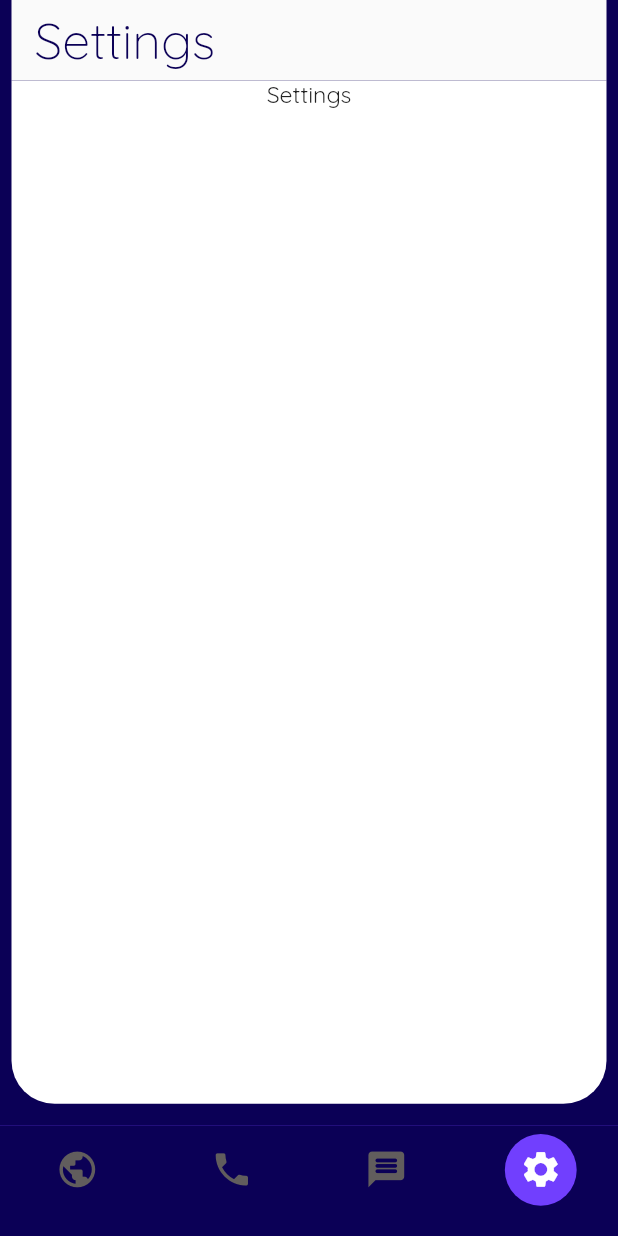
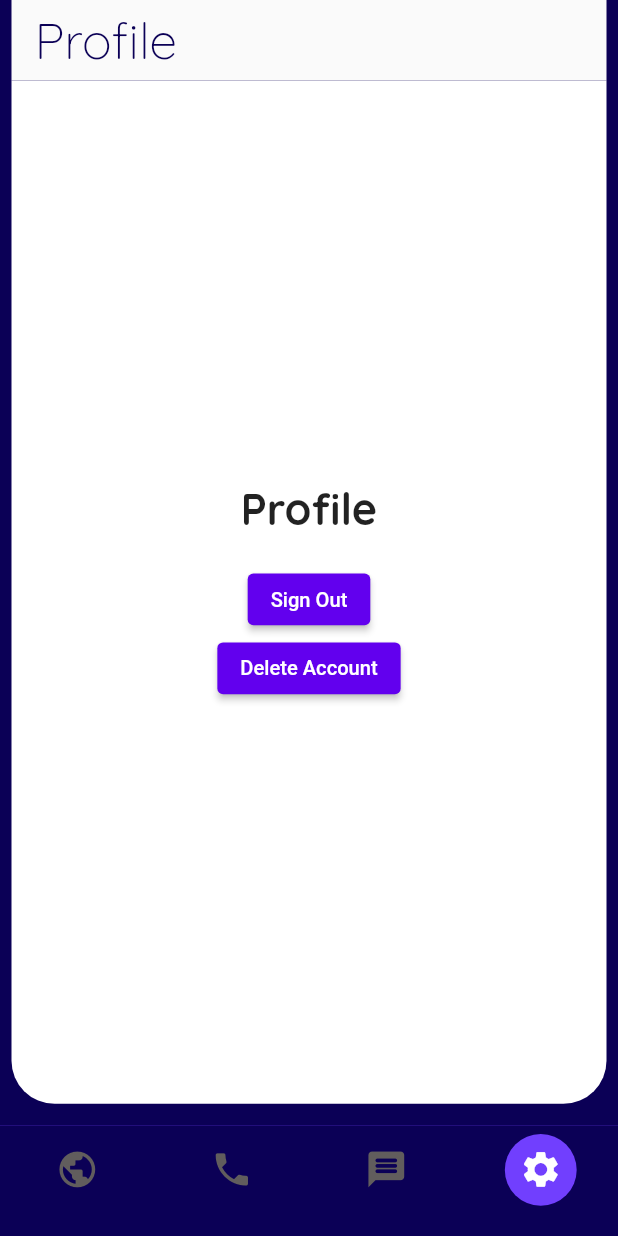
Before and after one commit to mcbryan1/talkchaw, a Flutter app: the BottomNavigation screen opened directly, item 4 of the bottom bar chosen, on a phone screen of 412 x 824 dp. Run offline on Flutter 3.47's test engine with Material 2 defaults, Android fonts, the light colour scheme and no system bars; our stand-ins replace cloud_firestore, firebase_auth, firebase_core, go_router, google_fonts, responsive_framework and 1 more; accounts and stored records are empty.

Commit message:
done with sign up

```diff
--- a/lib/main.dart
+++ b/lib/main.dart
@@ -4,6 +4,7 @@ import 'package:firebase_core/firebase_core.dart';
 import 'package:flutter/material.dart';
 import 'package:go_router/go_router.dart';
 import 'package:responsive_framework/responsive_framework.dart';
+import 'package:talkchaw/helpers/helper.dart';
 import 'package:talkchaw/screens/major_screens/home.dart';
 import 'package:talkchaw/screens/welcome_screen/welcome_screen.dart';
 import 'package:talkchaw/widgets/theme_provider.dart';
@@ -16,13 +17,36 @@ void main() async {
   runApp(const MyApp());
 }
 
-class MyApp extends StatelessWidget {
+class MyApp extends StatefulWidget {
   const MyApp({super.key});
 
+  @override
+  State<MyApp> createState() => _MyAppState();
+}
+
+class _MyAppState extends State<MyApp> {
+  bool isLogin = false;
   // This widget is the root of your application.
+
+  @override
+  void initState() {
+    super.initState();
+    getIsLoggedIn();
+  }
+
+  getIsLoggedIn() async {
+    await HelperFunctions.getUserLoggedInSharedPreference().then((value) {
+      if (value != null) {
+        setState(() {
+          isLogin = value;
+        });
+      }
+    });
+  }
+
   @override
   Widget build(BuildContext context) {
-    return MaterialApp.router(
+    return MaterialApp(
       builder: (context, child) => ResponsiveWrapper.builder(child,
           maxWidth: 1000,
           minWidth: 430,
@@ -37,27 +61,10 @@ class MyApp extends StatelessWidget {
       themeMode: ThemeMode.system,
       theme: MyThemes.lightTheme,
       darkTheme: MyThemes.darkTheme,
-      routeInformationParser: _router.routeInformationParser,
-      routerDelegate: _router.routerDelegate,
+      home: isLogin ? const HomeScreen() : const WelcomeScreen(),
     );
   }
 }
-
-final GoRouter _router = GoRouter(
-  initialLocation: '/',
-  routes: <GoRoute>[
-    GoRoute(
-      path: '/',
-      builder: (BuildContext context, GoRouterState state) =>
-          const WelcomeScreen(),
-    ),
-    GoRoute(
-      path: '/home',
-      builder: (BuildContext context, GoRouterState state) =>
-          const HomeScreen(),
-    ),
-  ],
-);
 
 class MyHttpOverrides extends HttpOverrides {
   @override
--- a/lib/routes/bottom_navigation.dart
+++ b/lib/routes/bottom_navigation.dart
@@ -6,7 +6,7 @@
 import 'package:talkchaw/screens/major_screens/calls/calls.dart';
 import 'package:talkchaw/screens/major_screens/chats/chats.dart';
 import 'package:talkchaw/screens/major_screens/connect/connect.dart';
-import 'package:talkchaw/screens/major_screens/settings/settings.dart';
+import 'package:talkchaw/screens/major_screens/profile/profile.dart';
 
 class BottomNavigation extends StatefulWidget {
   const BottomNavigation({Key? key}) : super(key: key);
@@ -21,7 +21,7 @@
     const Connect(),
     const Calls(),
     const Chats(),
-    const Settings()
+    const Profile()
   ];
 
   void _onItemTapped(int index) {
--- /dev/null
+++ b/lib/screens/major_screens/profile/profile.dart
@@ -0,0 +1,64 @@
+import 'package:flutter/material.dart';
+import 'package:talkchaw/constant.dart';
+import 'package:talkchaw/services/auth_service.dart';
+import 'package:talkchaw/widgets/appbar/talk_chaw_appbar.dart';
+import 'package:talkchaw/widgets/text/talk_chaw_text.dart';
+
+class Profile extends StatefulWidget {
+  const Profile({Key? key}) : super(key: key);
+
+  @override
+  State<Profile> createState() => _ProfileState();
+}
+
+class _ProfileState extends State<Profile> {
+  AuthService authService = AuthService();
+  @override
+  Widget build(BuildContext context) {
+    return Scaffold(
+      appBar: const TalkChawAppbar(title: 'Profile'),
+      backgroundColor: kPrimaryDarkColor,
+      body: Padding(
+        padding: const EdgeInsets.only(top: 0, bottom: 15, left: 8, right: 8),
+        child: Container(
+          decoration: BoxDecoration(
+            // Color based on theme
+            color: Theme.of(context).brightness == Brightness.dark
+                ? kAppBgColorDark
+                : kAppBgColorLight,
+            borderRadius: const BorderRadius.only(
+                bottomLeft: Radius.circular(30),
+                bottomRight: Radius.circular(30)),
+          ),
+          child: Center(
+            child: Column(
+              mainAxisAlignment: MainAxisAlignment.center,
+              children: [
+                const TalkChawText(
+                  text: 'Profile',
+                  fontSize: 30,
+                  fontWeight: FontWeight.bold,
+                ),
+                const SizedBox(height: 20),
+                ElevatedButton(
+                  onPressed: () {
+                    authService.signOut();
+                  },
+                  child: const Text('Sign Out'),
+                ),
+
+                // const SizedBox(height: 20),
+                ElevatedButton(
+                  onPressed: () {
+                    authService.deleteAccount();
+                  },
+                  child: const Text('Delete Account'),
+                ),
+              ],
+            ),
+          ),
+        ),
+      ),
+    );
+  }
+}
--- a/lib/screens/major_screens/settings/settings.dart
+++ /dev/null
@@ -1,37 +0,0 @@
-import 'package:flutter/material.dart';
-import 'package:talkchaw/constant.dart';
-import 'package:talkchaw/widgets/appbar/talk_chaw_appbar.dart';
-import 'package:talkchaw/widgets/text/talk_chaw_text.dart';
-
-class Settings extends StatelessWidget {
-  const Settings({Key? key}) : super(key: key);
-
-  @override
-  Widget build(BuildContext context) {
-    return Scaffold(
-      appBar: const TalkChawAppbar(title: 'Settings'),
-      backgroundColor: kPrimaryDarkColor,
-      body: Padding(
-        padding: const EdgeInsets.only(top: 0, bottom: 15, left: 8, right: 8),
-        child: Container(
-          decoration: BoxDecoration(
-            // Color based on theme
-            color: Theme.of(context).brightness == Brightness.dark
-                ? kAppBgColorDark
-                : kAppBgColorLight,
-            borderRadius: const BorderRadius.only(
-                bottomLeft: Radius.circular(30),
-                bottomRight: Radius.circular(30)),
-          ),
-          child: Center(
-            child: Column(
-              children: [
-                TalkChawText(text: 'Settings'),
-              ],
-            ),
-          ),
-        ),
-      ),
-    );
-  }
-}
--- /dev/null
+++ b/lib/services/database_service.dart
@@ -0,0 +1,29 @@
+import 'package:cloud_firestore/cloud_firestore.dart';
+
+class DatabaseService {
+  final String? uid;
+  DatabaseService({this.uid});
+
+  // Collection reference
+  final CollectionReference userCollection =
+      FirebaseFirestore.instance.collection('users');
+
+  final CollectionReference groupsCOlllection =
+      FirebaseFirestore.instance.collection('groups');
+
+  // Update the Userdata
+  Future updateUserData(
+    String firstName,
+    String lastName,
+    String email,
+  ) async {
+    return await userCollection.doc(uid).set({
+      'firstName': firstName,
+      'lastName': lastName,
+      'email': email,
+      'groups': [],
+      'image': '',
+      "uid": uid
+    });
+  }
+}
--- a/lib/services/sign_in.dart
+++ /dev/null
@@ -1,5 +0,0 @@
-// Create a signin function that picks name, phone number and image and upload to firebase
-
-import 'package:cloud_firestore/cloud_firestore.dart';
-import 'package:firebase_auth/firebase_auth.dart';
-import 'package:flutter/material.dart';
--- a/pubspec.yaml
+++ b/pubspec.yaml
@@ -39,6 +39,7 @@ dependencies:
   google_fonts: ^3.0.1
   provider: ^6.0.4
   responsive_framework: ^0.2.0
+  shared_preferences: ^2.0.15
 
 dev_dependencies:
   change_app_package_name: ^0.1.3
```
Also changed, not shown: lib/constant.dart (+24 -0 lines), lib/helpers/helper.dart (added, +52 -0 lines), lib/screens/major_screens/auth/signup.dart (+45 -10 lines), lib/services/auth_service.dart (added, +74 -0 lines), lib/widgets/button/loading_button.dart (added, +28 -0 lines), pubspec.lock, 1 other file.
